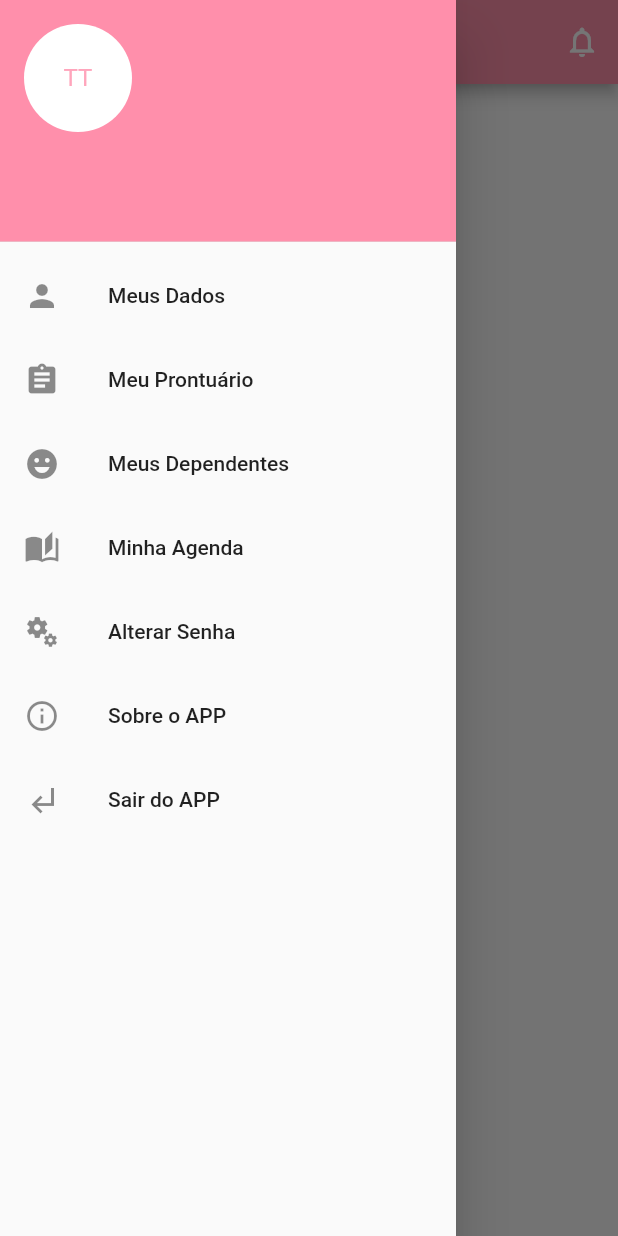
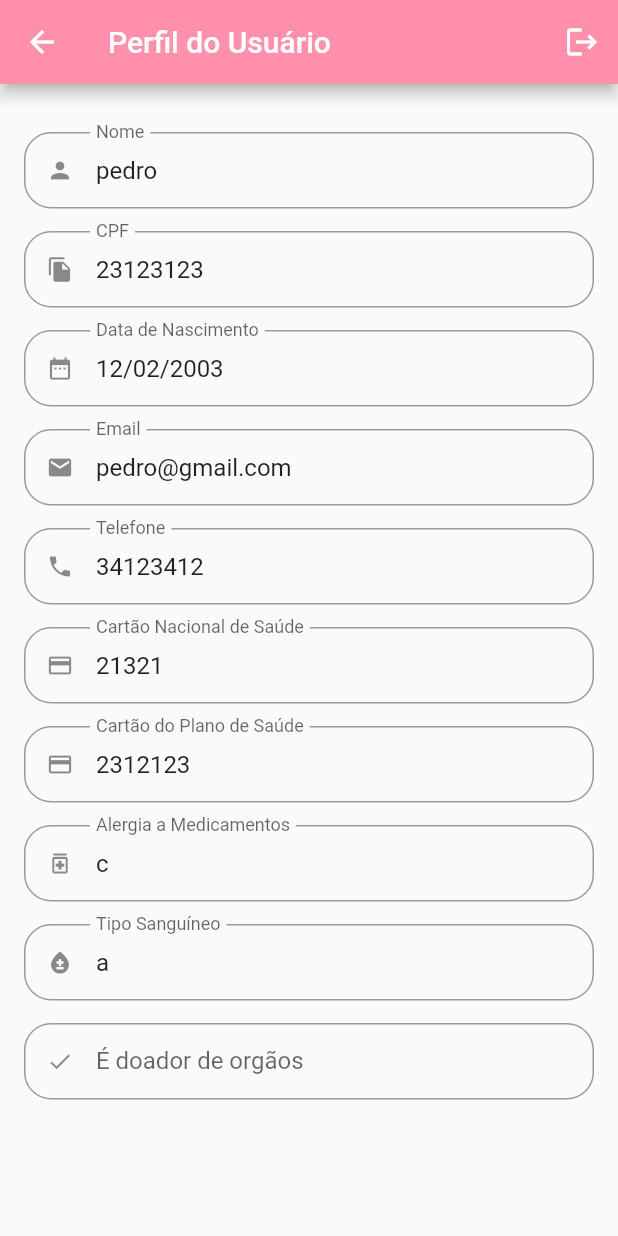
Before and after one commit to PedroPrazz/prognosticare, a Flutter app: the BaseScreen screen opened directly, in the side drawer, after a tap on "Meus Dados", on a phone screen of 412 x 824 dp. Run offline on Flutter 3.47's test engine with Material 2 defaults, Android fonts, the phone set to English and light mode, and no system bars; our stand-ins replace animated_text_kit, brasil_fields, flutter_secure_storage, get, mask_text_input_formatter; accounts and stored records are empty.

Commit message:
organizando telas e configurando layout em meus dados

```diff
--- /dev/null
+++ b/lib/src/config/app_data.dart
@@ -0,0 +1,3 @@
+import 'package:prognosticare/src/models/pessoa.dart';
+
+Pessoa pessoa = Pessoa(pessoaId: '12', nome: 'pedro', cpf: '23123123', email: 'pedro@gmail.com' ,contato: '34123412', dataNascimento: '12/02/2003', tipoSanguineo: 'a', alergia: null, tipoAlergia: 'c', tipoResponsavel: null, cartaoNacional: '21321', cartaoPlanoSaude: '2312123');
--- a/lib/src/models/pessoa.dart
+++ b/lib/src/models/pessoa.dart
@@ -2,6 +2,7 @@ class Pessoa {
   String pessoaId;
   String nome;
   String cpf;
+  String email;
   String? contato;
   String dataNascimento;
   String? tipoSanguineo;
@@ -15,6 +16,7 @@ class Pessoa {
     required this.pessoaId,
     required this.nome,
     required this.cpf,
+    required this.email,
     required this.contato,
     required this.dataNascimento,
     required this.tipoSanguineo,
@@ -43,6 +45,7 @@ class Pessoa {
       nome: nome ?? this.nome,
       cpf: cpf ?? this.cpf,
       contato: contato ?? this.contato,
+      email: email ?? this.email,
       dataNascimento: dataNascimento ?? this.dataNascimento,
       tipoSanguineo: tipoSanguineo ?? this.tipoSanguineo,
       alergia: alergia ?? this.alergia,
@@ -58,6 +61,7 @@ class Pessoa {
       pessoaId: json['pessoa_id'],
       nome: json['nome'],
       cpf: json['cpf'],
+      email: json['email'],
       contato: json['contato'],
       dataNascimento: json['dataNascimento'],
       tipoSanguineo: json['tipoSanguineo'],
@@ -74,6 +78,7 @@ class Pessoa {
       'pessoa_id': pessoaId,
       'nome': nome,
       'cpf': cpf,
+      'email': email,
       'contato': contato,
       'dataNascimento': dataNascimento,
       'tipoSanguineo': tipoSanguineo,
--- a/lib/src/pages/auth/sign_in_screen.dart
+++ b/lib/src/pages/auth/sign_in_screen.dart
@@ -7,7 +7,7 @@ import 'package:prognosticare/src/api/service/getFindbyIDService.dart';
 import 'package:prognosticare/src/api/service/loginService.dart';
 import 'package:prognosticare/src/pages/auth/changePassword.dart';
 import 'package:prognosticare/src/pages/base/base_screen.dart';
-import 'package:prognosticare/src/pages/auth/components/custom_text_field.dart';
+import 'package:prognosticare/src/pages/common_widgets/custom_text_field.dart';
 import 'package:prognosticare/src/pages/auth/sign_up_screen.dart';
 import 'package:prognosticare/src/config/custom_colors.dart';
 
@@ -59,6 +59,7 @@ class SignInScreen extends StatelessWidget {
                       height: 30,
                       child: DefaultTextStyle(
                         style: const TextStyle(
+                          color: Colors.white,
                           fontSize: 25,
                         ),
                         child: AnimatedTextKit(
@@ -167,6 +168,7 @@ class SignInScreen extends StatelessWidget {
                           child: const Text(
                             'Entrar',
                             style: TextStyle(
+                              color: Colors.white,
                               fontSize: 18,
                             ),
                           ),
@@ -220,9 +222,9 @@ class SignInScreen extends StatelessWidget {
                             shape: RoundedRectangleBorder(
                               borderRadius: BorderRadius.circular(18),
                             ),
-                            side: const BorderSide(
+                            side: BorderSide(
                               width: 2,
-                              color: Colors.pink,
+                              color: CustomColors.customSwatchColor,
                             ),
                           ),
                           onPressed: () {
@@ -235,7 +237,6 @@ class SignInScreen extends StatelessWidget {
                           child: const Text(
                             'Criar conta',
                             style: TextStyle(
-                              color: Colors.white,
                               fontSize: 18,
                             ),
                           ),
--- a/lib/src/pages/auth/sign_up_screen.dart
+++ b/lib/src/pages/auth/sign_up_screen.dart
@@ -3,7 +3,7 @@ import 'package:get/get.dart';
 import 'package:intl/intl.dart';
 import 'package:mask_text_input_formatter/mask_text_input_formatter.dart';
 import 'package:prognosticare/src/api/service/registerService.dart';
-import 'package:prognosticare/src/pages/auth/components/custom_text_field.dart';
+import 'package:prognosticare/src/pages/common_widgets/custom_text_field.dart';
 import 'package:prognosticare/src/pages/auth/sign_in_screen.dart';
 import 'package:prognosticare/src/config/custom_colors.dart';
 
--- a/lib/src/pages/base/base_screen.dart
+++ b/lib/src/pages/base/base_screen.dart
@@ -1,5 +1,6 @@
 import 'package:flutter/material.dart';
 import 'package:prognosticare/src/pages/auth/sign_in_screen.dart';
+import 'package:prognosticare/src/pages/profile/profile_tab.dart';
 
 class BaseScreen extends StatefulWidget {
   BaseScreen({Key? key}) : super(key: key);
@@ -32,13 +33,7 @@ class _BaseScreenState extends State<BaseScreen> {
               leading: const Icon(Icons.person),
               title: const Text('Meus Dados'),
               onTap: () async {
-                //  Pessoa pessoa = await GetFindbyIDService.getFindbyID();
-                //  print(GetFindbyIDService.getFindbyID());
-                //  if (pessoa == null){
-                //   print('Não tem pessoa Cadastrada');
-                //  }else{
-                //   Navigator.push(context, MaterialPageRoute(builder: (context) => MyProfile(pessoa: pessoa)));
-                //  }
+                  Navigator.push(context, MaterialPageRoute(builder: (context) => ProfileTab()));
               },
             ),
 
--- a/lib/src/pages/auth/components/custom_text_field.dart
+++ b/lib/src/pages/common_widgets/custom_text_field.dart
@@ -6,6 +6,8 @@ class CustomTextField extends StatefulWidget {
   final String label;
   final bool isSecret;
   final List<TextInputFormatter>? inputFormatters;
+  final String? initialValue;
+  final bool readOnly;
   final TextEditingController? controller;
   final String? Function(String?)? validator;
 
@@ -15,9 +17,11 @@ class CustomTextField extends StatefulWidget {
     required this.icon,
     required this.label,
     this.isSecret = false,
+    this.readOnly = false,
     this.inputFormatters,
     this.controller,
     this.validator,
+    this.initialValue,
   }) : super(key: key);
 
   @override
@@ -38,6 +42,8 @@ class _CustomTextFieldState extends State<CustomTextField> {
     return Padding(
       padding: const EdgeInsets.only(bottom: 15),
       child: TextFormField(
+        readOnly: widget.readOnly,
+        initialValue: widget.initialValue,
         inputFormatters: widget.inputFormatters,
         controller: widget.controller,
         obscureText: isObscure,
--- /dev/null
+++ b/lib/src/pages/profile/profile_tab.dart
@@ -0,0 +1,97 @@
+import 'package:flutter/material.dart';
+import 'package:prognosticare/src/pages/common_widgets/custom_text_field.dart';
+import 'package:prognosticare/src/config/app_data.dart' as appData;
+
+class ProfileTab extends StatelessWidget {
+  const ProfileTab({Key? key}) : super(key: key);
+
+  @override
+  Widget build(BuildContext context) {
+    return Scaffold(
+      appBar: AppBar(
+        title: const Text(
+          'Perfil do Usuário',
+        ),
+        foregroundColor: Colors.white,
+        actions: [
+          IconButton(
+            onPressed: () {},
+            icon: const Icon(
+              Icons.logout,
+              color: Colors.white,
+            ),
+          ),
+        ],
+      ),
+      body: ListView(
+        physics: const BouncingScrollPhysics(),
+        padding: const EdgeInsets.fromLTRB(16, 32, 16, 16),
+        children: [
+          //Nome
+          CustomTextField(
+            readOnly: true,
+            initialValue: appData.pessoa.nome,
+            icon: Icons.person,
+            label: 'Nome',
+          ),
+          //CPF
+          CustomTextField(
+            readOnly: true,
+            initialValue: appData.pessoa.cpf,
+            icon: Icons.file_copy,
+            label: 'CPF',
+          ),
+          //Data de Nascimento
+          CustomTextField(
+            readOnly: true,
+            initialValue: appData.pessoa.dataNascimento,
+            icon: Icons.date_range,
+            label: 'Data de Nascimento',
+          ),
+          //Email
+          CustomTextField(
+            readOnly: true,
+            initialValue: appData.pessoa.email,
+            icon: Icons.email,
+            label: 'Email',
+          ),
+          //Telefone
+          CustomTextField(
+            initialValue: appData.pessoa.contato,
+            icon: Icons.phone,
+            label: 'Telefone',
+          ),
+          //CNS
+          CustomTextField(
+            initialValue: appData.pessoa.cartaoNacional,
+            icon: Icons.payment_outlined,
+            label: 'Cartão Nacional de Saúde',
+          ),
+          //CPS
+          CustomTextField(
+            initialValue: appData.pessoa.cartaoPlanoSaude,
+            icon: Icons.payment_outlined,
+            label: 'Cartão do Plano de Saúde',
+          ),
+          //Alergia a Medicamentos
+          CustomTextField(
+            initialValue: appData.pessoa.tipoAlergia,
+            icon: Icons.medication_outlined,
+            label: 'Alergia a Medicamentos',
+          ),
+          //Tipo Sanguíneo
+          CustomTextField(
+            initialValue: appData.pessoa.tipoSanguineo,
+            icon: Icons.bloodtype,
+            label: 'Tipo Sanguíneo',
+          ),
+          //É doador de orgãos
+          CustomTextField(
+            icon: Icons.done,
+            label: 'É doador de orgãos',
+          ),
+        ],
+      ),
+    );
+  }
+}
```
